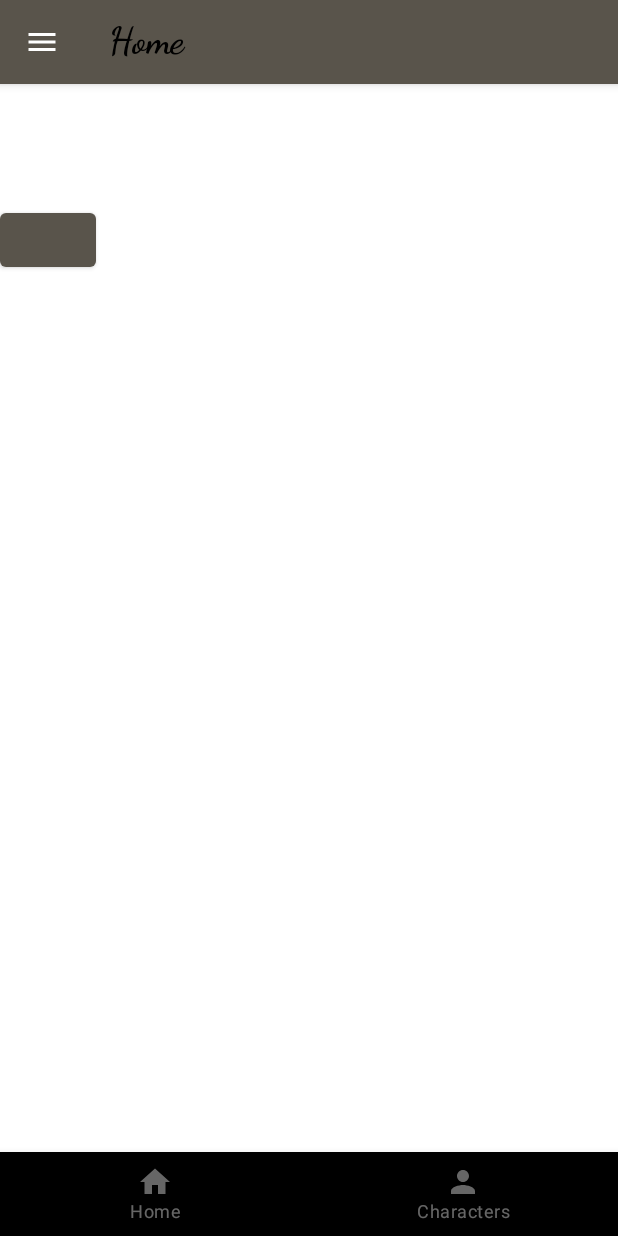
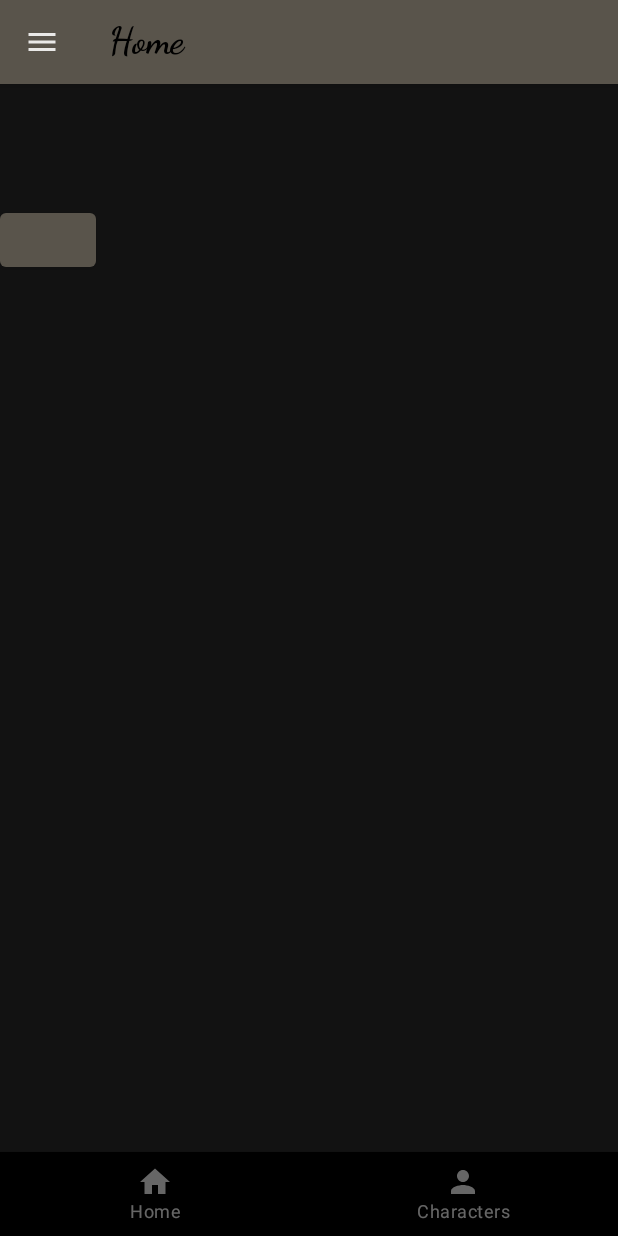
Before and after one commit to Aleen5/Dungeon4DummiesMobile, an Android app built with Jetpack Compose: the composable HomeScreen called with empty values, on a phone screen of 412 x 824 dp. Run offline under Robolectric (Android 15) with nearby library versions, the phone set to English and light mode, and no system bars.

Commit message:
Tema oscuro puesto de predeterminado, eliminado código innecesario

```diff
--- a/app/src/main/java/com/example/dungeon4dummiesmobile/screens/mainscreens/HomeScreen.kt
+++ b/app/src/main/java/com/example/dungeon4dummiesmobile/screens/mainscreens/HomeScreen.kt
@@ -44,30 +44,15 @@ fun HomeScreen(navController: NavController, username: String) {
 
     Scaffold(
         topBar = { TopBarExtended(barText = "Home", scope = scope, scaffoldState = scaffoldState) },
-        bottomBar = { BottomBar(navController, username!!) },
+        bottomBar = { BottomBar(navController, username) },
         drawerGesturesEnabled = true,
         drawerContent = {
-            Drawer(scope = scope, scaffoldState = scaffoldState, navController = navController, username!!)
+            Drawer(scope = scope, scaffoldState = scaffoldState, navController = navController, username)
         }
     ){
         Text(text = user.username)
         LogButton(usersViewModel, username)
 
-    }
-    //username?.let { Text(text = it, modifier = Modifier.padding(top = 40.dp)) }
-}
-
-@Composable
-fun HelloContent(user: UsersModel, onUserChange: (String) -> Unit) {
-    Column(modifier = Modifier.padding(top = 100.dp)) {
-        Text(
-            text = "Hello, ${user.username}"
-        )
-        OutlinedTextField(
-            value = user.username,
-            onValueChange = onUserChange,
-            label = { Text("Username")}
-        )
     }
 }
 
@@ -96,7 +81,3 @@ fun LogButton(usersViewModel: UsersViewModel, user: String?) {
 
     }
 }
-
-// PREGUNTAR A SAINERO
-// Como actualizar un composable con nuevos datos luego de haberlo creado?
-// Campos que faltan en el plan económico
--- a/app/src/main/java/com/example/dungeon4dummiesmobile/services/ApiServices.kt
+++ b/app/src/main/java/com/example/dungeon4dummiesmobile/services/ApiServices.kt
@@ -56,8 +56,8 @@ interface ApiServices {
         fun getInstance() : ApiServices {
             if(apiServices == null) {
                 apiServices = Retrofit.Builder()
-                    //.baseUrl("http://172.26.8.72:8080/")                  // IP del curro
-                    .baseUrl("http://192.168.1.76:8080/")            // IP de casa
+                    .baseUrl("http://172.26.8.72:8080/")                  // IP del curro
+                    //.baseUrl("http://192.168.1.76:8080/")            // IP de casa
                     .addConverterFactory(GsonConverterFactory.create())
                     .build().create(ApiServices::class.java)
             }
--- a/app/src/main/java/com/example/dungeon4dummiesmobile/ui/theme/Theme.kt
+++ b/app/src/main/java/com/example/dungeon4dummiesmobile/ui/theme/Theme.kt
@@ -29,7 +29,8 @@ private val LightColorPalette = lightColors(
 
 @Composable
 fun Dungeon4DummiesMobileTheme(
-    darkTheme: Boolean = isSystemInDarkTheme(),
+    //darkTheme: Boolean = isSystemInDarkTheme(),
+    darkTheme: Boolean = true,
     content: @Composable () -> Unit
 ) {
     val colors = if (darkTheme) {
```
